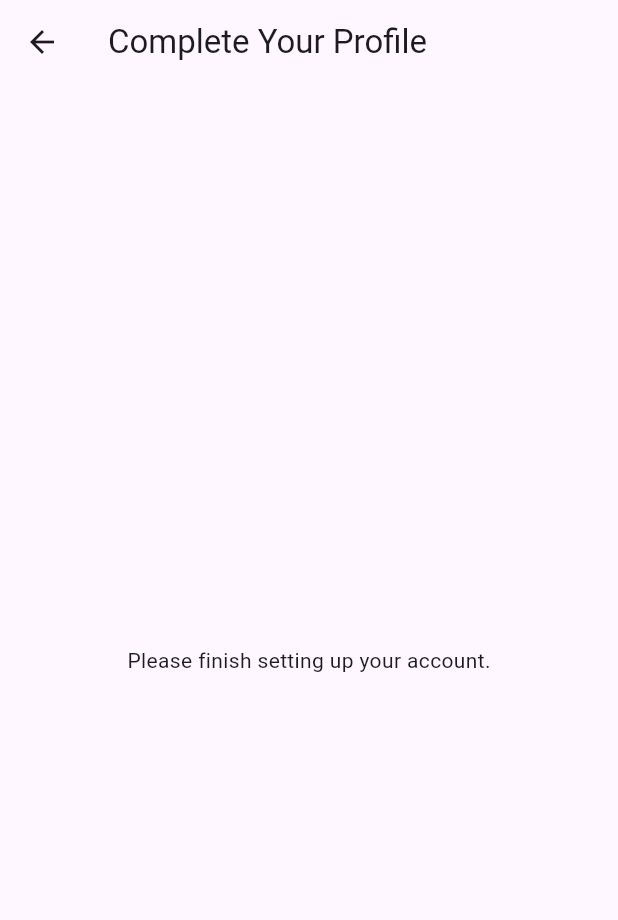
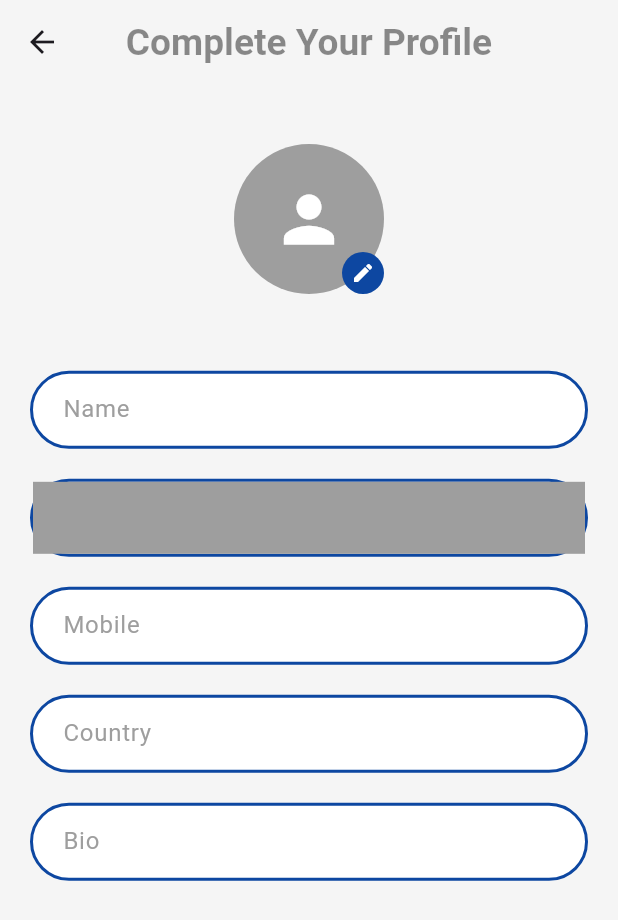
Before and after one commit to anshjamwal15/astrology_app, a Flutter app: the CompleteProfileScreen screen opened directly, on a phone screen of 412 x 824 dp. Shown: the top 920 px of the screen. Run offline on Flutter 3.47's test engine with Material 3 defaults, Android fonts, the phone set to English and light mode, and no system bars; drawn by our look-alikes of overlay_support; our stand-ins replace badges, bloc, cached_network_image, cloud_firestore, dio, equatable and 10 more; missing offline and left inert: flow_builder, flutter_webrtc; accounts and stored records are empty; statements that could not run were skipped.

Commit message:
feature : update profile

```diff
--- a/lib/components/custom_app_drawer.dart
+++ b/lib/components/custom_app_drawer.dart
@@ -1,13 +1,11 @@
 import 'package:astrology_app/blocs/app/app_bloc.dart';
 import 'package:astrology_app/blocs/chat/chat_bloc.dart';
 import 'package:astrology_app/models/user.dart';
-import 'package:astrology_app/repository/authentication_repository.dart';
 import 'package:astrology_app/repository/index.dart';
 import 'package:astrology_app/screens/auth/login.dart';
 import 'package:astrology_app/screens/communication/chat/chat_list.dart';
 import 'package:astrology_app/screens/communication/chat/cubits/chat_message_list_cubit.dart';
 import 'package:astrology_app/screens/wallet/main.dart';
-import 'package:astrology_app/utils/app_utils.dart';
 import 'package:flutter/material.dart';
 import 'package:badges/badges.dart' as badges;
 import 'package:flutter_bloc/flutter_bloc.dart';
@@ -108,7 +106,8 @@ class _CustomAppDrawerState extends State<CustomAppDrawer> {
                       onTap: () => Navigator.push(
                         context,
                         MaterialPageRoute(
-                            builder: (context) => const WalletScreen()),
+                          builder: (context) => const WalletScreen(),
+                        ),
                       ),
                       child: _drawerOptions(
                         size,
--- /dev/null
+++ b/lib/components/custom_text_field.dart
@@ -0,0 +1,117 @@
+import 'package:astrology_app/constants/app_constants.dart';
+import 'package:flutter/material.dart';
+
+class CustomTextField extends StatefulWidget {
+  final TextInputType keyboardType;
+  final String hintText;
+  final bool obscureText;
+  final TextEditingController controller;
+  final String? value;
+  final bool? disabled;
+
+  const CustomTextField({
+    super.key,
+    required this.keyboardType,
+    required this.hintText,
+    required this.controller,
+    this.obscureText = false,
+    this.value = '',
+    this.disabled = false,
+  });
+
+  @override
+  State<CustomTextField> createState() => _CustomTextFieldState();
+}
+
+class _CustomTextFieldState extends State<CustomTextField> {
+  late bool _obscure;
+  late String? _value;
+
+  @override
+  void initState() {
+    super.initState();
+    _obscure = widget.obscureText;
+    _value = widget.value ?? '';
+    widget.controller.text = _value!;
+  }
+
+  @override
+  Widget build(BuildContext context) {
+    return Theme(
+      data: ThemeData(
+        textSelectionTheme: TextSelectionThemeData(
+          cursorColor: AppConstants.primaryColor,
+          selectionColor: AppConstants.primaryColorTwo,
+          selectionHandleColor: AppConstants.primaryColorThree,
+        ),
+      ),
+      child: TextFormField(
+        key: widget.key,
+        controller: widget.controller,
+        keyboardType: widget.keyboardType,
+        obscureText: _obscure,
+        readOnly: widget.disabled!,
+        onChanged: (val) {
+          setState(() {
+            _value = val;
+          });
+
+          final isPhone = RegExp(r'^\+?\d+$').hasMatch(val);
+
+          if (isPhone) {
+            String numericValue = val.replaceAll(RegExp(r'[^\d]'), '');
+
+            if (numericValue.startsWith('91') && numericValue.length > 10) {
+              numericValue = numericValue.substring(2);
+            }
+
+            if (widget.controller.text != numericValue) {
+              widget.controller.text = numericValue;
+              widget.controller.selection = TextSelection.fromPosition(
+                TextPosition(offset: numericValue.length),
+              );
+            }
+          }
+        },
+        onEditingComplete: () {
+          FocusManager.instance.primaryFocus?.unfocus();
+        },
+        onTapOutside: (_) {
+          FocusManager.instance.primaryFocus?.unfocus();
+        },
+        enableInteractiveSelection: true,
+        autofillHints: const [
+          AutofillHints.email,
+          AutofillHints.telephoneNumberDevice,
+        ],
+        decoration: InputDecoration(
+          isDense: true,
+          contentPadding:
+              const EdgeInsets.symmetric(horizontal: 20, vertical: 12),
+          hintText: widget.hintText,
+          hintStyle: const TextStyle(color: Colors.grey),
+          border: InputBorder.none,
+          focusedBorder: InputBorder.none,
+          enabledBorder: InputBorder.none,
+          errorBorder: InputBorder.none,
+          disabledBorder: InputBorder.none,
+          filled: widget.disabled,
+          fillColor: widget.disabled! ? Colors.grey : Colors.white,
+          suffixIcon: widget.obscureText
+              ? IconButton(
+                  icon: Icon(
+                    _obscure ? Icons.visibility_off : Icons.visibility,
+                    color: AppConstants.primaryColor,
+                  ),
+                  onPressed: () {
+                    setState(() {
+                      _obscure = !_obscure;
+                    });
+                  },
+                )
+              : null,
+        ),
+      ),
+    );
+  }
+}
--- a/lib/components/index.dart
+++ b/lib/components/index.dart
@@ -3,3 +3,5 @@ export 'custom_app_drawer.dart';
 export 'custom_navigation_bar.dart';
 export 'custom_otp_input.dart';
 export './buttons/custom_button.dart';
+export 'custom_text_field.dart';
+export 'profile_avatar.dart';
--- /dev/null
+++ b/lib/components/profile_avatar.dart
@@ -0,0 +1,63 @@
+import 'dart:io';
+
+import 'package:astrology_app/constants/app_constants.dart';
+import 'package:flutter/material.dart';
+import 'package:image_picker/image_picker.dart';
+
+class ProfileAvatar extends StatefulWidget {
+  const ProfileAvatar({super.key});
+
+  @override
+  State<ProfileAvatar> createState() => _ProfileAvatarState();
+}
+
+class _ProfileAvatarState extends State<ProfileAvatar> {
+  ImageProvider? _image;
+
+  Future<void> _pickImage() async {
+    final picker = ImagePicker();
+    final pickedFile = await picker.pickImage(source: ImageSource.gallery);
+    if (pickedFile != null) {
+      setState(() {
+        _image = FileImage(File(pickedFile.path));
+      });
+    }
+  }
+
+  @override
+  Widget build(BuildContext context) {
+    return Stack(
+      children: [
+        Container(
+          width: 100,
+          height: 100,
+          decoration: BoxDecoration(
+            shape: BoxShape.circle,
+            color: Colors.grey,
+            image: _image != null
+                ? DecorationImage(image: _image!, fit: BoxFit.cover)
+                : null,
+          ),
+          child: _image == null
+              ? const Icon(Icons.person, size: 50, color: Colors.white)
+              : null,
+        ),
+        Positioned(
+          bottom: 0,
+          right: 0,
+          child: GestureDetector(
+            onTap: _pickImage,
+            child: Container(
+              padding: const EdgeInsets.all(6),
+              decoration: BoxDecoration(
+                shape: BoxShape.circle,
+                color: AppConstants.primaryColor,
+              ),
+              child: const Icon(Icons.edit, size: 16, color: Colors.white),
+            ),
+          ),
+        ),
+      ],
+    );
+  }
+}
--- a/lib/screens/auth/login.dart
+++ b/lib/screens/auth/login.dart
@@ -70,7 +70,7 @@ class _LoginScreenState extends State<LoginScreen> {
                                 borderRadius: BorderRadius.circular(30),
                                 border: Border.all(color: Colors.black),
                               ),
-                              child: _CustomTextField(
+                              child: CustomTextField(
                                 key:
                                     const Key('loginForm_emailInput_textField'),
                                 controller: _emailOrPhoneController,
@@ -324,107 +324,6 @@ class _LoginScreenState extends State<LoginScreen> {
   }
 }
 
-class _CustomTextField extends StatefulWidget {
-  final TextInputType keyboardType;
-  final String hintText;
-  final bool obscureText;
-  final TextEditingController controller;
-
-  const _CustomTextField({
-    super.key,
-    required this.keyboardType,
-    required this.hintText,
-    required this.controller,
-    this.obscureText = false,
-  });
-
-  @override
-  State<_CustomTextField> createState() => _CustomTextFieldState();
-}
-
-class _CustomTextFieldState extends State<_CustomTextField> {
-  late bool _obscure;
-
-  @override
-  void initState() {
-    super.initState();
-    _obscure = widget.obscureText;
-  }
-
-  @override
-  Widget build(BuildContext context) {
-    return Theme(
-      data: ThemeData(
-        textSelectionTheme: TextSelectionThemeData(
-          cursorColor: AppConstants.primaryColor,
-          selectionColor: AppConstants.primaryColorTwo,
-          selectionHandleColor: AppConstants.primaryColorThree,
-        ),
-      ),
-      child: TextFormField(
-        key: widget.key,
-        controller: widget.controller,
-        keyboardType: widget.keyboardType,
-        obscureText: _obscure,
-        onChanged: (value) {
-          final isPhone = RegExp(r'^\+?\d+$').hasMatch(value);
-
-          if (isPhone) {
-            String numericValue = value.replaceAll(RegExp(r'[^\d]'), '');
-
-            if (numericValue.startsWith('91') && numericValue.length > 10) {
-              numericValue = numericValue.substring(2);
-            }
-
-            if (widget.controller.text != numericValue) {
-              widget.controller.text = numericValue;
-              widget.controller.selection = TextSelection.fromPosition(
-                TextPosition(offset: numericValue.length),
-              );
-            }
-          }
-        },
-        onEditingComplete: () {
-          FocusManager.instance.primaryFocus?.unfocus();
-        },
-        onTapOutside: (_) {
-          FocusManager.instance.primaryFocus?.unfocus();
-        },
-        enableInteractiveSelection: true,
-        autofillHints: const [
-          AutofillHints.email,
-          AutofillHints.telephoneNumberDevice,
-        ],
-        decoration: InputDecoration(
-          isDense: true,
-          contentPadding:
-              const EdgeInsets.symmetric(horizontal: 20, vertical: 12),
-          hintText: widget.hintText,
-          hintStyle: const TextStyle(color: Colors.grey),
-          border: InputBorder.none,
-          focusedBorder: InputBorder.none,
-          enabledBorder: InputBorder.none,
-          errorBorder: InputBorder.none,
-          disabledBorder: InputBorder.none,
-          suffixIcon: widget.obscureText
-              ? IconButton(
-                  icon: Icon(
-                    _obscure ? Icons.visibility_off : Icons.visibility,
-                    color: AppConstants.primaryColor,
-                  ),
-                  onPressed: () {
-                    setState(() {
-                      _obscure = !_obscure;
-                    });
-                  },
-                )
-              : null,
-        ),
-      ),
-    );
-  }
-}
-
 Widget passwordOrOtpField(
     Size size, TextEditingController controller, bool isPass) {
   return Column(
@@ -439,7 +338,7 @@ Widget passwordOrOtpField(
                   borderRadius: BorderRadius.circular(30),
                   border: Border.all(color: Colors.black),
                 ),
-                child: _CustomTextField(
+                child: CustomTextField(
                   key: const Key('loginForm_passwordInput_textField'),
                   keyboardType: TextInputType.text,
                   controller: controller,
--- a/lib/screens/complete_profile/main.dart
+++ /dev/null
@@ -1,13 +0,0 @@
-import 'package:flutter/material.dart';
-
-class CompleteProfileScreen extends StatelessWidget {
-  const CompleteProfileScreen({super.key});
-
-  @override
-  Widget build(BuildContext context) {
-    return Scaffold(
-      appBar: AppBar(title: const Text('Complete Your Profile')),
-      body: const Center(child: Text("Please finish setting up your account.")),
-    );
-  }
-}
--- a/lib/screens/home/main.dart
+++ b/lib/screens/home/main.dart
@@ -28,11 +28,6 @@ class _HomeScreenState extends State<HomeScreen> {
   @override
   void initState() {
     super.initState();
-    user = context.read<AppBloc>().state.user;
-    UserManager.instance.loadUser();
-    context.read<ChatBloc>().add(GetUnreadCount(user.id));
-    context.read<UserBloc>().add(UserWalletRequest(user.id));
-    context.read<HomeCubit>().loadCategories();
     _requestPermissions();
     SchedulerBinding.instance.addPostFrameCallback((_) {
       if (isDialogOpen()) {
@@ -40,6 +35,16 @@ class _HomeScreenState extends State<HomeScreen> {
         Navigator.of(context, rootNavigator: true).pop();
       }
     });
+  }
+
+  @override
+  void didChangeDependencies() {
+    super.didChangeDependencies();
+    user = context.read<AppBloc>().state.user;
+    UserManager.instance.loadUser();
+    context.read<ChatBloc>().add(GetUnreadCount(user.id));
+    context.read<UserBloc>().add(UserWalletRequest(user.id));
+    context.read<HomeCubit>().loadCategories();
   }
 
   void _requestPermissions() async {
--- a/lib/screens/index.dart
+++ b/lib/screens/index.dart
@@ -2,7 +2,7 @@ import 'package:astrology_app/blocs/index.dart';
 import 'package:astrology_app/components/custom_navigation_bar.dart';
 import 'package:astrology_app/repository/index.dart';
 import 'package:astrology_app/screens/auth/login.dart';
-import 'package:astrology_app/screens/complete_profile/main.dart';
+import 'package:astrology_app/screens/profile/main.dart';
 import 'package:astrology_app/screens/home/cubits/home_cubit.dart';
 import 'package:astrology_app/screens/splash/main.dart';
 import 'package:astrology_app/services/route_generator.dart';
@@ -55,6 +55,7 @@ class AppView extends StatelessWidget {
   final GlobalKey<NavigatorState> navigatorKey;
   @override
   Widget build(BuildContext context) {
+    final status = context.select((AppBloc bloc) => bloc.state.status);
     return OverlaySupport(
       child: MaterialApp(
         title: 'Mindaro Sewa',
@@ -67,7 +68,7 @@ class AppView extends StatelessWidget {
           useMaterial3: true,
         ),
         home: FlowBuilder<AppStatus>(
-          state: context.select((AppBloc bloc) => bloc.state.status),
+          state: status,
           onGeneratePages: (status, pages) {
             switch (status) {
               case AppStatus.loading:
@@ -75,7 +76,7 @@ class AppView extends StatelessWidget {
               case AppStatus.unauthenticated:
                 return [const MaterialPage(child: LoginScreen())];
               case AppStatus.incompleteProfile:
-                return [const MaterialPage(child: CompleteProfileScreen())];
+                return [MaterialPage(child: CompleteProfileScreen())];
               case AppStatus.authenticated:
                 return [const MaterialPage(child: MainScreen())];
             }
--- /dev/null
+++ b/lib/screens/profile/main.dart
@@ -0,0 +1,110 @@
+import 'package:astrology_app/components/index.dart';
+import 'package:astrology_app/constants/app_constants.dart';
+import 'package:flutter/material.dart';
+
+class CompleteProfileScreen extends StatelessWidget {
+  CompleteProfileScreen({super.key});
+
+  final nameController = TextEditingController();
+  final emailController = TextEditingController();
+  final mobileController = TextEditingController();
+  final countryController = TextEditingController();
+  final bioController = TextEditingController();
+
+  late final List<Map<String, dynamic>> profileData = [
+    {
+      'name': 'name',
+      'key': const Key('profile_nameInput_textField'),
+      'controller': nameController,
+      'label': 'Name',
+    },
+    {
+      'name': 'email',
+      'key': const Key('profile_emailInput_textField'),
+      'controller': emailController,
+      'label': 'Email',
+    },
+    {
+      'name': 'mobile',
+      'key': const Key('profile_mobileInput_textField'),
+      'controller': mobileController,
+      'label': 'Mobile',
+    },
+    {
+      'name': 'country',
+      'key': const Key('profile_countryInput_textField'),
+      'controller': countryController,
+      'label': 'Country',
+    },
+    {
+      'name': 'bio',
+      'key': const Key('profile_bioInput_textField'),
+      'controller': bioController,
+      'label': 'Bio',
+    },
+  ];
+
+  @override
+  Widget build(BuildContext context) {
+    final Size size = MediaQuery.of(context).size;
+    return Scaffold(
+      backgroundColor: AppConstants.bgColor,
+      appBar: AppBar(
+        title: const Text('Complete Your Profile'),
+        backgroundColor: AppConstants.bgColor,
+        centerTitle: true,
+        titleTextStyle: TextStyle(
+          color: Colors.black45,
+          fontSize: size.height * 0.03,
+          fontWeight: FontWeight.w600,
+        ),
+      ),
+      body: SizedBox.expand(
+        child: Padding(
+          padding: const EdgeInsets.symmetric(vertical: 40, horizontal: 20),
+          child: Column(
+            crossAxisAlignment: CrossAxisAlignment.center,
+            mainAxisAlignment: MainAxisAlignment.start,
+            children: [
+              // TODO : Complete the user save image logic
+              const ProfileAvatar(),
+              SizedBox(height: size.height * 0.05),
+              Expanded(
+                child: ListView.builder(
+                  physics: const BouncingScrollPhysics(),
+                  itemCount: profileData.length,
+                  itemBuilder: (context, index) {
+                    final field = profileData[index];
+                    return Padding(
+                      padding: const EdgeInsets.symmetric(vertical: 10),
+                      child: Container(
+                        decoration: BoxDecoration(
+                          color: Colors.white,
+                          borderRadius: BorderRadius.circular(30),
+                          border: Border.all(
+                            color: AppConstants.primaryColor,
+                            width: 2,
+                          ),
+                        ),
+                        child: CustomTextField(
+                          key: field['key'],
+                          controller: field['controller'],
+                          keyboardType: field['name'] == 'mobile'
+                              ? TextInputType.phone
+                              : TextInputType.text,
+                          hintText: field['label'],
+                          obscureText: false,
+                          disabled: field['name'] == 'email',
+                        ),
+                      ),
+                    );
+                  },
+                ),
+              ),
+            ],
+          ),
+        ),
+      ),
+    );
+  }
+}
--- a/lib/services/route_generator.dart
+++ b/lib/services/route_generator.dart
@@ -1,6 +1,5 @@
 import 'package:astrology_app/components/custom_navigation_bar.dart';
 import 'package:astrology_app/screens/auth/login.dart';
-import 'package:astrology_app/screens/home/main.dart';
 import 'package:flutter/material.dart';
 
 class RouteGenerator {
--- a/pubspec.yaml
+++ b/pubspec.yaml
@@ -35,6 +35,7 @@ dependencies:
   uuid: ^4.5.0
   flutter_local_notifications: ^17.2.3
   overlay_support: ^2.1.0
+  image_picker: ^1.1.2
 
 
 dev_dependencies:
```
Also changed, not shown: pubspec.lock.
